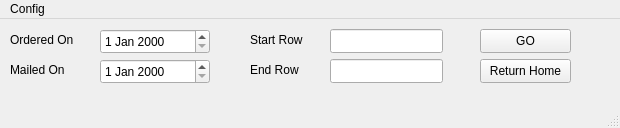
The window that diplomadates.ui (at91322/dteassistant) describes before a commit, drawn with Qt 5.
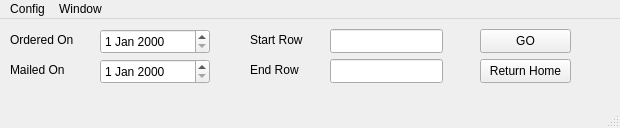
The same window after the commit.

```diff
--- a/diplomadates.ui
+++ b/diplomadates.ui
@@ -161,7 +161,14 @@
     <addaction name="actionChange_Username"/>
     <addaction name="actionChange_Current_Term"/>
    </widget>
+   <widget class="QMenu" name="menuWindow">
+    <property name="title">
+     <string>Window</string>
+    </property>
+    <addaction name="actionAlways_On_Top"/>
+   </widget>
    <addaction name="menuConfig"/>
+   <addaction name="menuWindow"/>
   </widget>
   <widget class="QStatusBar" name="statusbar"/>
   <action name="actionChange_Username">
```
Left out of the diff: 8 changed lines with no effect on the pictures.
